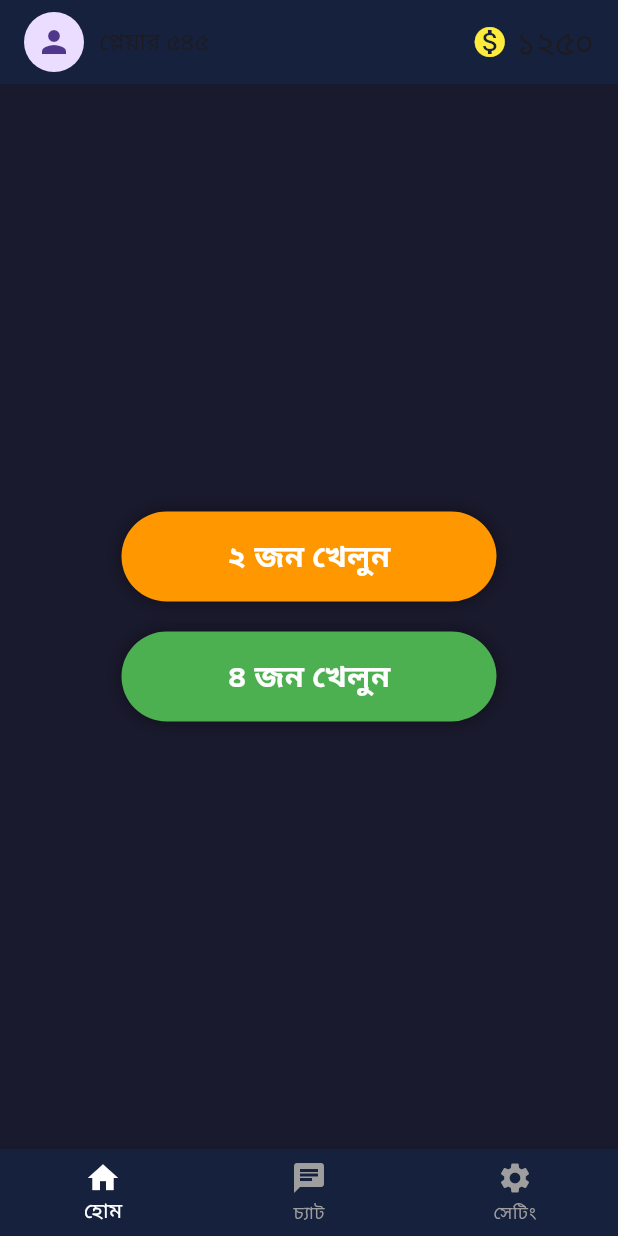
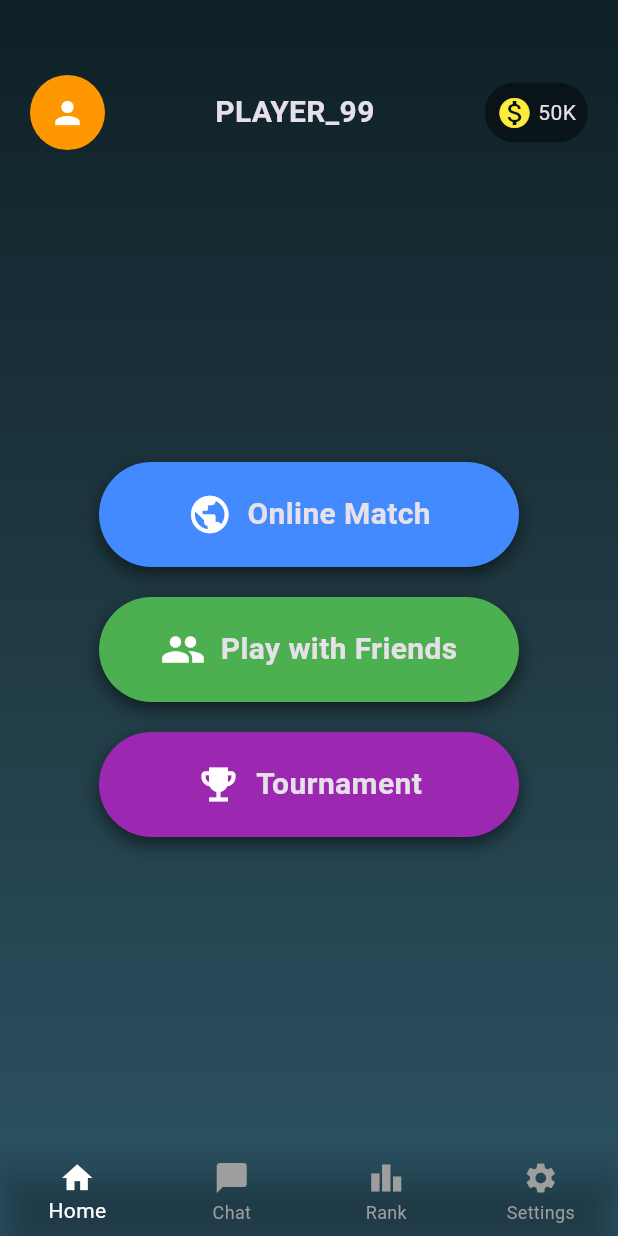
Before and after one commit to Roykk55/ludo_khela_hd, a Flutter app: the screen it shows after launch, on a phone screen of 412 x 824 dp. Run offline on Flutter 3.47's test engine with Material 3 defaults, Android fonts, the light colour scheme and no system bars.

Commit message:
Update main.dart

```diff
--- a/lib/main.dart
+++ b/lib/main.dart
@@ -1,4 +1,4 @@
-import 'package:flutter/material.dart';
+import 'package:flutter/material.dart'; // এখানে 'import' ছোট হাতের অক্ষরে হবে
 
 void main() => runApp(LudoApp());
 
@@ -7,68 +7,78 @@ class LudoApp extends StatelessWidget {
   Widget build(BuildContext context) {
     return MaterialApp(
       debugShowCheckedModeBanner: false,
-      home: LudoHomeScreen(),
+      theme: ThemeData.dark(),
+      home: LudoMainScreen(),
     );
   }
 }
 
-class LudoHomeScreen extends StatelessWidget {
+class LudoMainScreen extends StatelessWidget {
   @override
   Widget build(BuildContext context) {
     return Scaffold(
-      backgroundColor: Color(0xFF1A1A2E), // এলা লুডুর ডার্ক থিম
-      appBar: AppBar(
-        backgroundColor: Color(0xFF16213E),
-        title: Row(
+      body: Container(
+        decoration: BoxDecoration(
+          gradient: LinearGradient(
+            colors: [Color(0xFF0F2027), Color(0xFF203A43), Color(0xFF2C5364)],
+            begin: Alignment.topCenter,
+            end: Alignment.bottomCenter,
+          ),
+        ),
+        child: Column(
           children: [
-            CircleAvatar(child: Icon(Icons.person)),
-            SizedBox(width: 10),
-            Text("প্লেয়ার ৫৪৫", style: TextStyle(fontSize: 16)),
-            Spacer(),
-            Icon(Icons.monetization_on, color: Colors.yellow),
-            Text(" ১২৫০"),
+            _buildHeader(),
+            Expanded(child: _buildGameOptions()),
+            _buildBottomNav(),
           ],
         ),
-      ),
-      body: Column(
-        children: [
-          Expanded(
-            child: Center(
-              child: Column(
-                mainAxisAlignment: MainAxisAlignment.center,
-                children: [
-                  _ludoButton("২ জন খেলুন", Colors.orange),
-                  SizedBox(height: 20),
-                  _ludoButton("৪ জন খেলুন", Colors.green),
-                ],
-              ),
-            ),
-          ),
-        ],
-      ),
-      bottomNavigationBar: BottomNavigationBar(
-        backgroundColor: Color(0xFF16213E),
-        selectedItemColor: Colors.white,
-        unselectedItemColor: Colors.grey,
-        items: [
-          BottomNavigationBarItem(icon: Icon(Icons.home), label: "হোম"),
-          BottomNavigationBarItem(icon: Icon(Icons.chat), label: "চ্যাট"),
-          BottomNavigationBarItem(icon: Icon(Icons.settings), label: "সেটিং"),
-        ],
       ),
     );
   }
 
-  Widget _ludoButton(String text, Color color) {
-    return Container(
-      width: 250,
-      height: 60,
-      decoration: BoxDecoration(
-        color: color,
-        borderRadius: BorderRadius.circular(30),
-        boxShadow: [BoxShadow(color: Colors.black45, blurRadius: 10)],
-      ),
-      child: Center(child: Text(text, style: TextStyle(fontSize: 20, color: Colors.white, fontWeight: FontWeight.bold))),
-    );
-  }
+  Widget _buildHeader() => Padding(
+    padding: EdgeInsets.only(top: 50, left: 20, right: 20),
+    child: Row(
+      mainAxisAlignment: MainAxisAlignment.spaceBetween,
+      children: [
+        CircleAvatar(radius: 25, backgroundColor: Colors.orange, child: Icon(Icons.person, color: Colors.white)),
+        Text("PLAYER_99", style: TextStyle(fontSize: 20, fontWeight: FontWeight.bold)),
+        Container(padding: EdgeInsets.all(8), decoration: BoxDecoration(color: Colors.black45, borderRadius: BorderRadius.circular(20)), child: Row(children: [Icon(Icons.monetization_on, color: Colors.yellow), Text(" 50K")])),
+      ],
+    ),
+  );
+
+  Widget _buildGameOptions() => Column(
+    mainAxisAlignment: MainAxisAlignment.center,
+    children: [
+      _actionButton("Online Match", Colors.blueAccent, Icons.public),
+      SizedBox(height: 20),
+      _actionButton("Play with Friends", Colors.green, Icons.group),
+      SizedBox(height: 20),
+      _actionButton("Tournament", Colors.purple, Icons.emoji_events),
+    ],
+  );
+
+  Widget _actionButton(String text, Color color, IconData icon) => Container(
+    width: 280,
+    height: 70,
+    decoration: BoxDecoration(color: color, borderRadius: BorderRadius.circular(35), boxShadow: [BoxShadow(color: Colors.black54, blurRadius: 10, offset: Offset(0, 5))]),
+    child: Row(
+      mainAxisAlignment: MainAxisAlignment.center,
+      children: [Icon(icon, size: 30), SizedBox(width: 10), Text(text, style: TextStyle(fontSize: 20, fontWeight: FontWeight.bold))],
+    ),
+  );
+
+  Widget _buildBottomNav() => BottomNavigationBar(
+    backgroundColor: Colors.transparent,
+    type: BottomNavigationBarType.fixed,
+    selectedItemColor: Colors.white,
+    unselectedItemColor: Colors.grey,
+    items: [
+      BottomNavigationBarItem(icon: Icon(Icons.home), label: "Home"),
+      BottomNavigationBarItem(icon: Icon(Icons.chat_bubble), label: "Chat"),
+      BottomNavigationBarItem(icon: Icon(Icons.leaderboard), label: "Rank"),
+      BottomNavigationBarItem(icon: Icon(Icons.settings), label: "Settings"),
+    ],
+  );
 }
```
